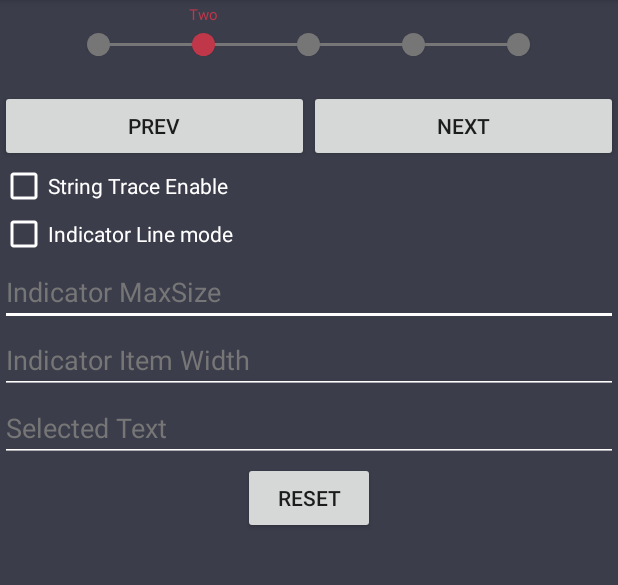
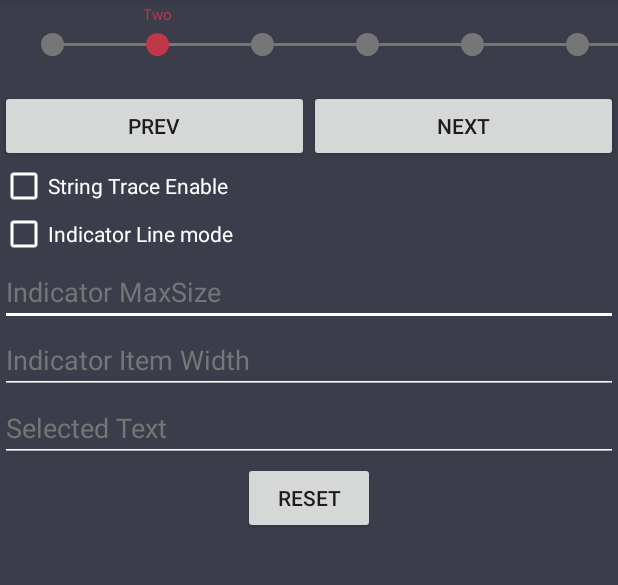
Before and after one commit to aqoong/DynamicIndicator, an Android app: the screen it shows after launch (MainActivity), after a tap on "NEXT", on a phone screen of 412 x 824 dp, the part 84-669 px from its top. Run offline under Robolectric (Android 15) with nearby library versions, the phone set to English and light mode, and no system bars.

Commit message:
fix maxSize to textList.length  ListSize has priority over maxSize.

```diff
--- a/dynamicindicator/src/main/java/com/aqoong/lib/dynamicindicator/DynamicIndicator.java
+++ b/dynamicindicator/src/main/java/com/aqoong/lib/dynamicindicator/DynamicIndicator.java
@@ -88,7 +88,7 @@ public class DynamicIndicator extends GridLayout
         }
 
         indicatorList = new ArrayList<>();
-        for(int i = 0 ; i < maxSize ; i++){
+        for(int i = 0 ; i < textList.length ; i++){
 
             IndicatorItem item = new IndicatorItem(context);
 
@@ -96,7 +96,8 @@ public class DynamicIndicator extends GridLayout
                 item.vLineLeft.setVisibility(INVISIBLE);
             }
 
-            if(i == maxSize-1){
+            if(i == textList.length
+                    -1){
                 item.vLineRight.setVisibility(INVISIBLE);
             }
 
@@ -257,7 +258,7 @@ public class DynamicIndicator extends GridLayout
 
 
     public DynamicIndicator setMaxSize(int size){ this.maxSize = size; return this;}
-    public int getMaxSize(){ return maxSize; }
+    public int getMaxSize(){ return maxSize = textList.length; }
     public DynamicIndicator setTextList(String...texts){
         this.textList = texts;
         refreshIndicator();
--- a/dynamicindicator/src/main/res/values/attrs.xml
+++ b/dynamicindicator/src/main/res/values/attrs.xml
@@ -8,8 +8,8 @@
             <flag name="line" value="10002"/>
         </attr>
 
-        <attr name="iconOff" format="reference"/>
-        <attr name="iconOn" format="reference"/>
+        <attr name="iconOff" format="reference"/>   <!-- have a higher priority than color -->
+        <attr name="iconOn" format="reference"/>    <!-- have a higher priority than color -->
         <attr name="colorOff" format="color"/>      <!-- line, dot -->
         <attr name="colorOn" format="color"/>       <!-- line, dot -->
 
```
